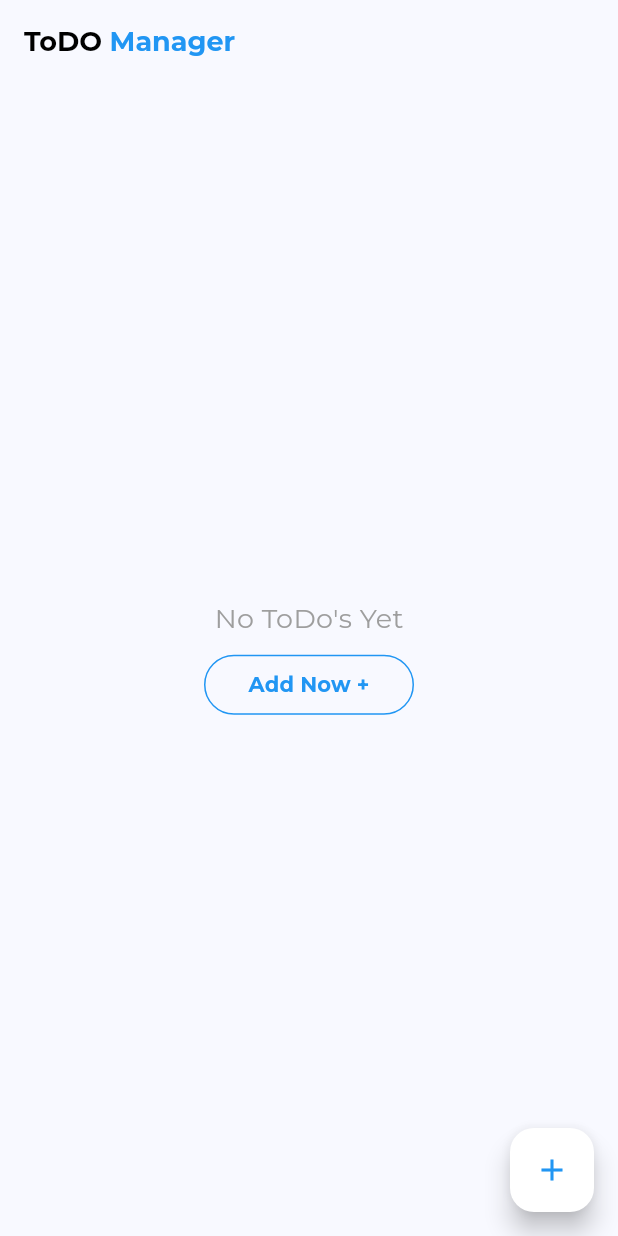
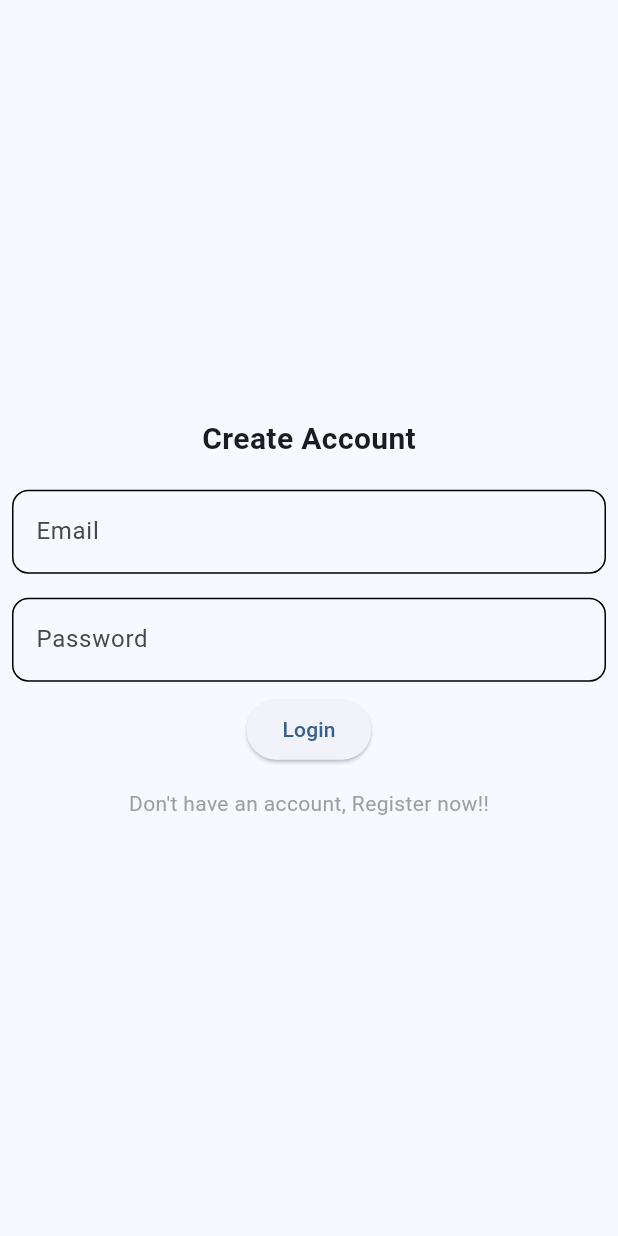
Before and after one commit to sahistaI/firebase_todo, a Flutter app: the screen it shows after launch, on a phone screen of 412 x 824 dp. Run offline on Flutter 3.47's test engine with Material 3 defaults, Android fonts, the phone set to English and light mode, and no system bars; our stand-ins replace cloud_firestore, firebase_auth, firebase_core, shared_preferences; accounts and stored records are empty; project files that could hold a hidden picture were left out.

Commit message:
complete email auth login with firebase

```diff
--- /dev/null
+++ b/lib/domain/app_constants.dart
@@ -0,0 +1,3 @@
+class AppConstants {
+  static String Col_User = "users";
+}
--- a/lib/domain/model/todo_model.dart
+++ b/lib/domain/model/todo_model.dart
@@ -7,10 +7,12 @@ class TodoModel{
   int? priority; // 3- low (blue), 2-medium(orange), 1-high(red)
   String? assignedAt;
   String? completedAt;
+  String? userId;
 
 
    TodoModel({
      this.todoId,
+     this.userId,
      required this.title,required this.desc,
     this.isCompleted = false,
     this.priority = 1,
@@ -21,6 +23,7 @@ class TodoModel{
    factory TodoModel.fromJson(Map<String,dynamic> doc){
      return TodoModel(
          todoId : doc['todoId'],
+          userId : doc['userId'],
          completedAt: doc ['completedAt'],
          title: doc['title'],
          desc: doc['desc'],
@@ -33,6 +36,7 @@ class TodoModel{
 
    Map<String,dynamic> toDoc() => {
      "todoId" : todoId,
+     "userId" : userId,
      "title" : title,
      "desc" : desc,
      "assignedAt" : assignedAt,
--- /dev/null
+++ b/lib/login_page.dart
@@ -0,0 +1,108 @@
+import 'package:ff_firetodo/home_page.dart';
+import 'package:ff_firetodo/reg_page.dart';
+import 'package:firebase_auth/firebase_auth.dart';
+import 'package:flutter/cupertino.dart';
+import 'package:flutter/material.dart';
+import 'package:shared_preferences/shared_preferences.dart';
+
+class LoginPage extends StatelessWidget{
+
+  TextEditingController emailController = TextEditingController();
+  TextEditingController passController = TextEditingController();
+
+  @override
+  Widget build(BuildContext context) {
+    return Scaffold(
+      body: Column(
+        mainAxisAlignment: MainAxisAlignment.center,
+        children: [
+          Text("Create Account",style: TextStyle(fontWeight: FontWeight.bold,fontSize: 20),),
+          SizedBox(height: 11,),
+
+          Padding(
+            padding: const EdgeInsets.all(8.0),
+            child: TextField(
+              controller: emailController,
+              decoration: InputDecoration(
+                hintText: "Enter Your Email",
+                label: Text("Email"),
+                enabledBorder: OutlineInputBorder(
+                  borderRadius: BorderRadius.circular(11),
+                ),
+                focusedBorder:OutlineInputBorder(
+                  borderRadius: BorderRadius.circular(11),
+                ),
+
+              ),
+            ),
+          ),
+
+          Padding(
+            padding: const EdgeInsets.all(8.0),
+            child: TextField(
+              controller: passController,
+              decoration: InputDecoration(
+                hintText: "Enter Your Password",
+                label: Text("Password"),
+                enabledBorder: OutlineInputBorder(
+                  borderRadius: BorderRadius.circular(11),
+                ),
+                focusedBorder:OutlineInputBorder(
+                  borderRadius: BorderRadius.circular(11),
+                ),
+
+              ),
+            ),
+          ),
+
+
+          ElevatedButton(onPressed: ()async{
+
+            String email = emailController.text;
+            String pass = passController.text;
+
+            FirebaseAuth fireAuth = FirebaseAuth.instance;
+
+            try{
+
+            UserCredential userCred = await  fireAuth.signInWithEmailAndPassword(email: email, password: pass);
+
+            if(userCred != null){
+
+              SharedPreferences prefs = await  SharedPreferences.getInstance();
+
+              prefs.setString("UID", userCred.user!.uid);
+
+              Navigator.push(context, MaterialPageRoute(builder: (context)=>Homepage()));
+
+            }
+
+            } on FirebaseAuthException catch (e){
+              if (e.code == 'user-not-found') {
+                ScaffoldMessenger.of(context).showSnackBar(SnackBar(content: Text("No user found for that email.")));
+              } else if (e.code == 'wrong-password') {
+                ScaffoldMessenger.of(context).showSnackBar(SnackBar(content: Text("Wrong password provided for that user.")));
+              }
+            }
+            catch(e){
+              ScaffoldMessenger.of(context).showSnackBar(SnackBar(content: Text(e.toString())));
+            }
+
+
+
+
+
+          }, child: Text("Login")),
+          SizedBox(height: 15,),
+
+          InkWell(
+              onTap: (){
+                Navigator.push(context, MaterialPageRoute(builder: (context)=>RegPage()));
+              },
+              child: Text("Don't have an account, Register now!!",style:TextStyle(fontSize:14,color: Colors.grey),))
+        ],
+      ),
+    );
+  }
+
+}
--- a/lib/main.dart
+++ b/lib/main.dart
@@ -1,5 +1,6 @@
 import 'package:ff_firetodo/firebase_options.dart';
 import 'package:ff_firetodo/home_page.dart';
+import 'package:ff_firetodo/login_page.dart';
 import 'package:firebase_core/firebase_core.dart';
 import 'package:flutter/material.dart';
 
@@ -24,7 +25,7 @@ class MyApp extends StatelessWidget {
         colorScheme: ColorScheme.fromSeed(seedColor: Colors.blue),
         useMaterial3: true,
       ),
-      home: Homepage(),
+      home: LoginPage(),
     );
   }
 }
--- a/pubspec.yaml
+++ b/pubspec.yaml
@@ -38,6 +38,8 @@ dependencies:
   firebase_core: ^3.13.0
   cloud_firestore: ^5.6.6
   intl: ^0.20.2
+  firebase_auth: ^5.5.3
+  shared_preferences: ^2.3.3
 
 dev_dependencies:
   flutter_test:
```
Also changed, not shown: lib/firebase_repo/firebase_repository.dart (+57 -12 lines), lib/home_page.dart (+42 -4 lines), lib/reg_page.dart (added, +162 -0 lines), pubspec.lock, 4 other files.
